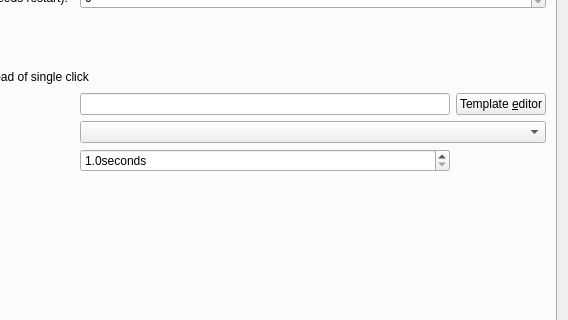
Before: the Qt Designer form src/calibre/gui2/preferences/look_feel.ui in kovidgoyal/calibre, drawn with Qt 5; both pictures show x 528 to 1096 and y 132 to 452 of the 1096 by 791 pixel window.
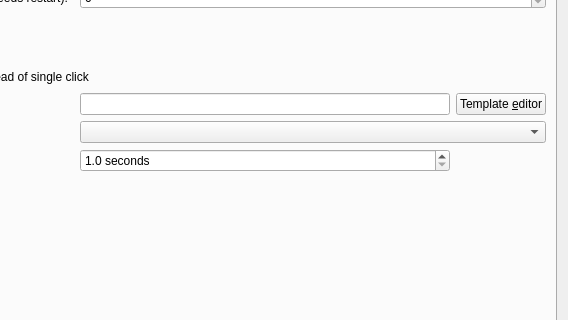
After: the same form once the commit is applied. The open tabs and pages were chosen to show the change. Icons and pictures are not drawn. Custom widgets are drawn as their Qt base class.

```diff
--- a/src/calibre/gui2/preferences/look_feel.ui
+++ b/src/calibre/gui2/preferences/look_feel.ui
@@ -1921,7 +1921,7 @@
        <item row="9" column="1">
         <widget class="QDoubleSpinBox" name="opt_books_autoscroll_time">
          <property name="suffix">
-          <string>seconds</string>
+          <string> seconds</string>
          </property>
          <property name="decimals">
           <number>1</number>
```
Left out of the diff: 6 changed lines with no effect on the pictures.
